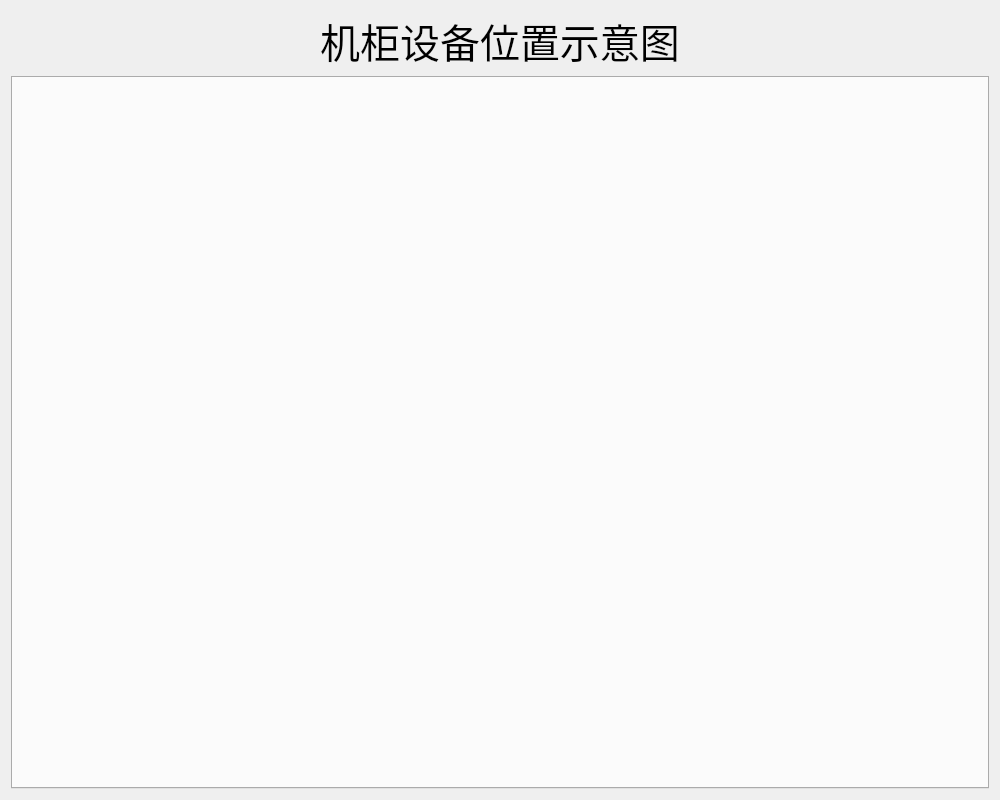
Above: ui/top.ui from tainyuhong/pyside_machine_system before the change. Below: the same form after it.
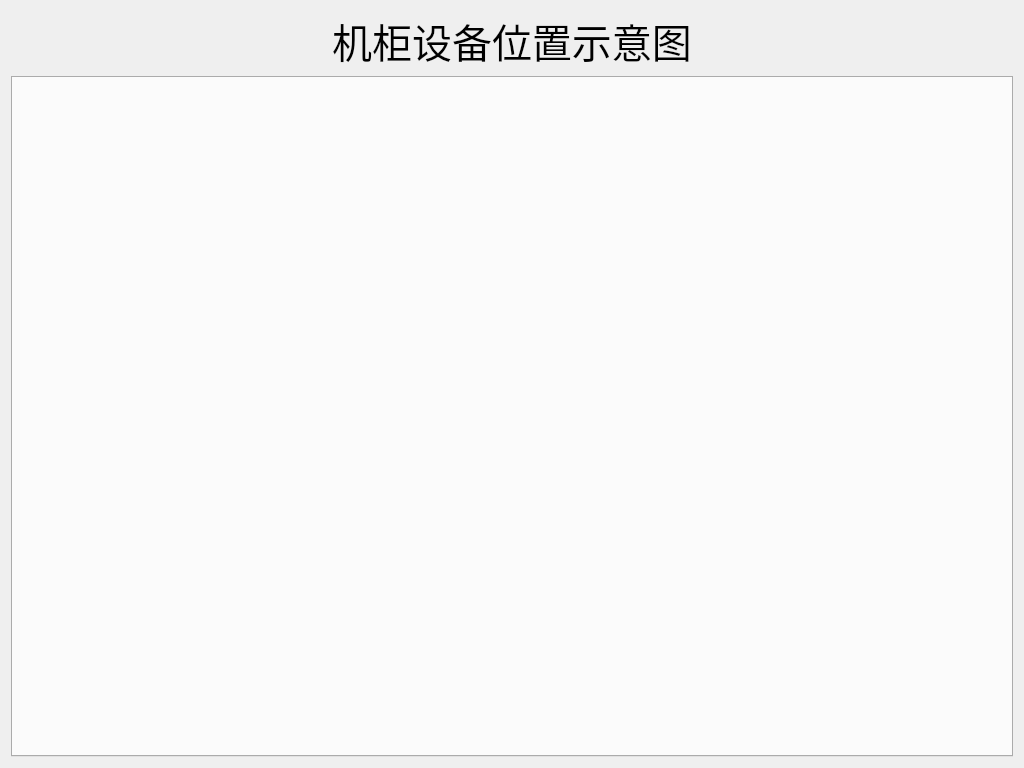
That is the form after the change.

```diff
--- a/ui/top.ui
+++ b/ui/top.ui
@@ -6,8 +6,8 @@
    <rect>
     <x>0</x>
     <y>0</y>
-    <width>1000</width>
-    <height>800</height>
+    <width>1024</width>
+    <height>768</height>
    </rect>
   </property>
   <property name="windowTitle">
```
